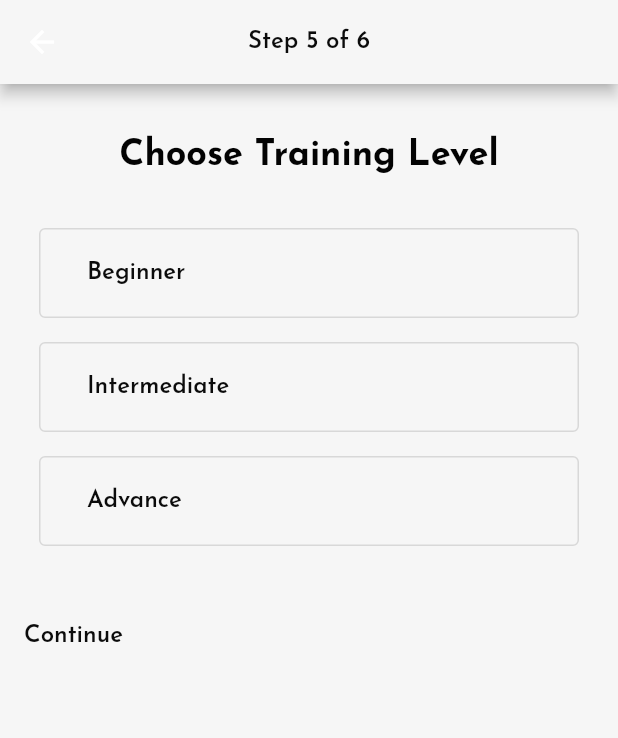
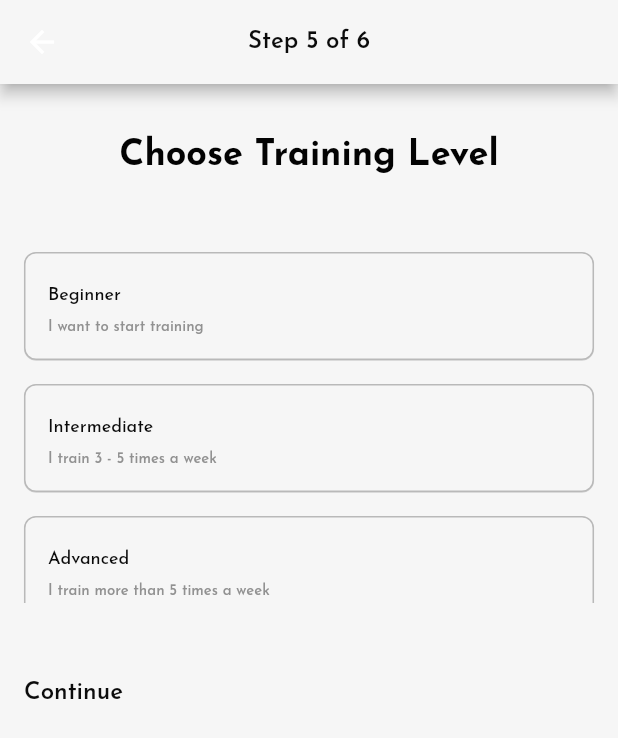
Before and after one commit to Kelompok-Capstone-9/MOBILE, a Flutter app: the ChooseTrainingScreen screen opened directly, on a phone screen of 412 x 824 dp. Shown: the top 738 px of the screen. Run offline on Flutter 3.47's test engine with Material 2 defaults, Android fonts, the phone set to English and light mode, and no system bars; our stand-ins replace google_fonts, toggle_switch; missing offline and left inert: hovering.

Commit message:
Update ListView.builder Choose Training Level

```diff
--- a/lib/model/list_detail_dummy.dart
+++ b/lib/model/list_detail_dummy.dart
@@ -58,14 +58,21 @@ var paymentMethode = [
 ];
 
 var trainingLevel = [
-  {'name': 'Beginner', 'desc': 'I want to start training', 'onTap': 'false'},
+  {
+    'name': 'Beginner',
+    'value': 1,
+    'desc': 'I want to start training',
+    'onTap': 'false'
+  },
   {
     'name': 'Intermediate',
+    'value': 2,
     'desc': 'I train 3 - 5 times a week',
     'onTap': 'false'
   },
   {
     'name': 'Advanced',
+    'value': 3,
     'desc': 'I train more than 5 times a week',
     'onTap': 'false'
   },
--- a/lib/view/register/choose_training.dart
+++ b/lib/view/register/choose_training.dart
@@ -16,6 +16,7 @@ class _ChooseTrainingScreenState extends State<ChooseTrainingScreen> {
   @override
   Widget build(BuildContext context) {
     var isSelected = false;
+    String _trainingLevel = "";
     return Scaffold(
       backgroundColor: ColorsTheme.bgScreen,
       appBar: AppBar(
@@ -34,65 +35,33 @@ class _ChooseTrainingScreenState extends State<ChooseTrainingScreen> {
           const SizedBox(
             height: 36,
           ),
-          OutlinedButton(
-            onPressed: () {
-              setState(() {});
-            },
-            style: OutlinedButton.styleFrom(
-                foregroundColor: const Color((0xffFF7F00)),
-                disabledForegroundColor: ColorsTheme.bgScreen),
-            child: Container(
-              width: 328,
-              height: 60,
-              padding: const EdgeInsets.only(
-                  left: 16, top: 22, bottom: 22, right: 16),
-              child: Text(
-                'Beginner',
-                style: ThemeText.heading1,
-              ),
-            ),
-          ),
-          const SizedBox(
-            height: 16,
-          ),
-          OutlinedButton(
-            onPressed: () {
-              setState(() {});
-            },
-            style: OutlinedButton.styleFrom(
-                foregroundColor: const Color((0xffFF7F00)),
-                disabledForegroundColor: ColorsTheme.bgScreen),
-            child: Container(
-              width: 328,
-              height: 60,
-              padding: const EdgeInsets.only(
-                  left: 16, top: 22, bottom: 22, right: 16),
-              child: Text(
-                'Intermediate',
-                style: ThemeText.heading1,
-              ),
-            ),
-          ),
-          const SizedBox(
-            height: 16,
-          ),
-          OutlinedButton(
-            onPressed: () {
-              setState(() {});
-            },
-            style: OutlinedButton.styleFrom(
-                foregroundColor: const Color((0xffFF7F00)),
-                disabledForegroundColor: ColorsTheme.bgScreen),
-            child: Container(
-              width: 328,
-              height: 60,
-              padding: const EdgeInsets.only(
-                  left: 16, top: 22, bottom: 22, right: 16),
-              child: Text(
-                'Advance',
-                style: ThemeText.heading1,
-              ),
-            ),
+          SizedBox(
+            height: 250,
+            child: ListView.builder(
+                itemCount: trainingLevel.length,
+                itemBuilder: (context, index) {
+                  var i = trainingLevel[index];
+                  return GestureDetector(
+                    onTap: () => setState(() {
+                      _trainingLevel = i['name'].toString();
+                    }),
+                    child: Card(
+                      shape: RoundedRectangleBorder(
+                          side: BorderSide(
+                              color: i['onTap'] == true
+                                  ? ColorsTheme.activeButton
+                                  : const Color(0xff919191).withOpacity(0.6)),
+                          borderRadius: BorderRadius.circular(8)),
+                      elevation: 0.2,
+                      color: ColorsTheme.bgScreen,
+                      margin:
+                          const EdgeInsets.only(left: 16, right: 16, top: 16),
+                      child: CardTraining(
+                          name: i['name'].toString(),
+                          desc: i['desc'].toString()),
+                    ),
+                  );
+                }),
           ),
           const SizedBox(
             height: 40,
--- a/lib/view/register/payment_method_screen.dart
+++ b/lib/view/register/payment_method_screen.dart
@@ -45,7 +45,6 @@ class _PaymentMethodScreenState extends State<PaymentMethodScreen> {
                         groupValue: _payMethod,
                         onChanged: (value) {
                           setState(() {
-                            print(value);
                             _payMethod = value.toString();
                             _indexPayment = index;
                           });
```
